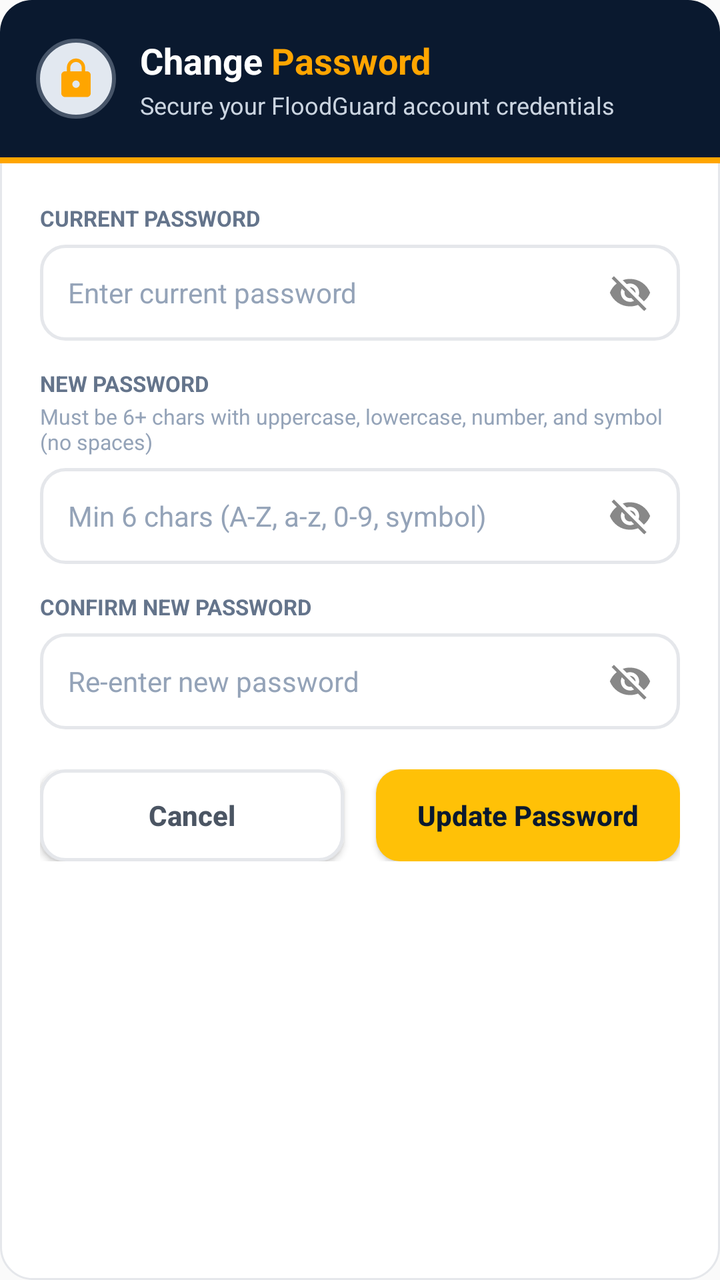
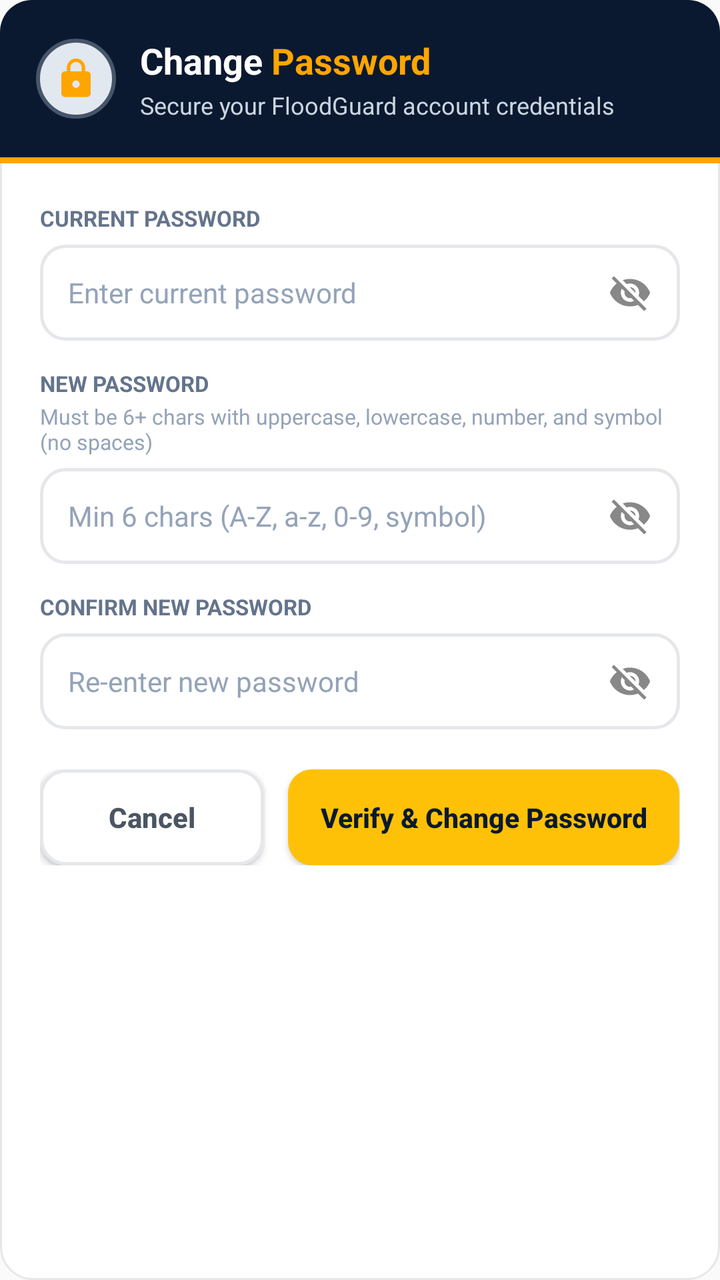

An Android layout rendered at two revisions. The XML below is the earlier revision; the diff shows what the commit changed to produce the second picture.
<!-- AndroidManifest.xml: application theme Theme.FloodGuard -->
<!-- res/layout/dialog_change_password.xml -->
<?xml version="1.0" encoding="utf-8"?>
<LinearLayout xmlns:android="http://schemas.android.com/apk/res/android"
    android:layout_width="match_parent"
    android:layout_height="wrap_content"
    android:background="@drawable/dropdown_menu_bg"
    android:orientation="vertical">

    
    <LinearLayout
        android:layout_width="match_parent"
        android:layout_height="wrap_content"
        android:background="@drawable/dialog_header_bg"
        android:gravity="center_vertical"
        android:orientation="horizontal"
        android:padding="18dp">

        <ImageView
            android:layout_width="40dp"
            android:layout_height="40dp"
            android:background="@drawable/circle_avatar_bg"
            android:padding="9dp"
            android:src="@drawable/ic_lock"
            android:contentDescription="Change Password" />

        <LinearLayout
            android:layout_width="0dp"
            android:layout_height="wrap_content"
            android:layout_marginStart="12dp"
            android:layout_weight="1"
            android:orientation="vertical">

            <LinearLayout
                android:layout_width="wrap_content"
                android:layout_height="wrap_content"
                android:orientation="horizontal">

                <TextView
                    android:layout_width="wrap_content"
                    android:layout_height="wrap_content"
                    android:text="Change "
                    android:textColor="@android:color/white"
                    android:textSize="18sp"
                    android:textStyle="bold" />

                <TextView
                    android:layout_width="wrap_content"
                    android:layout_height="wrap_content"
                    android:text="Password"
                    android:textColor="#FFA500"
                    android:textSize="18sp"
                    android:textStyle="bold" />
            </LinearLayout>

            <TextView
                android:layout_width="wrap_content"
                android:layout_height="wrap_content"
                android:layout_marginTop="2dp"
                android:text="Secure your FloodGuard account credentials"
                android:textColor="#CBD5E1"
                android:textSize="12sp" />
        </LinearLayout>
    </LinearLayout>

    
    <View
        android:layout_width="match_parent"
        android:layout_height="3dp"
        android:background="#FFA500" />

    
    <LinearLayout
        android:layout_width="match_parent"
        android:layout_height="wrap_content"
        android:orientation="vertical"
        android:padding="20dp">

        <TextView
            android:layout_width="wrap_content"
            android:layout_height="wrap_content"
            android:layout_marginBottom="6dp"
            android:text="CURRENT PASSWORD"
            android:textColor="#64748B"
            android:textSize="11sp"
            android:textStyle="bold" />

        <RelativeLayout
            android:layout_width="match_parent"
            android:layout_height="wrap_content"
            android:layout_marginBottom="14dp">

            <EditText
                android:id="@+id/dialogCurrentPassInput"
                android:layout_width="match_parent"
                android:layout_height="48dp"
                android:background="@drawable/search_bg"
                android:hint="Enter current password"
                android:inputType="textPassword"
                android:paddingStart="14dp"
                android:paddingEnd="46dp"
                android:textColor="@color/text_primary"
                android:textColorHint="#94A3B8"
                android:textSize="14sp" />

            <ImageView
                android:id="@+id/toggleCurrentPassVisibility"
                android:layout_width="26dp"
                android:layout_height="26dp"
                android:layout_alignParentEnd="true"
                android:layout_centerVertical="true"
                android:layout_marginEnd="12dp"
                android:clickable="true"
                android:contentDescription="Toggle Current Password Visibility"
                android:focusable="true"
                android:padding="2dp"
                android:src="@drawable/ic_visibility_off" />
        </RelativeLayout>

        <TextView
            android:layout_width="wrap_content"
            android:layout_height="wrap_content"
            android:layout_marginBottom="2dp"
            android:text="NEW PASSWORD"
            android:textColor="#64748B"
            android:textSize="11sp"
            android:textStyle="bold" />

        <TextView
            android:layout_width="wrap_content"
            android:layout_height="wrap_content"
            android:layout_marginBottom="6dp"
            android:text="Must be 6+ chars with uppercase, lowercase, number, and symbol (no spaces)"
            android:textColor="#94A3B8"
            android:textSize="10.5sp" />

        <RelativeLayout
            android:layout_width="match_parent"
            android:layout_height="wrap_content"
            android:layout_marginBottom="14dp">

            <EditText
                android:id="@+id/dialogNewPassInput"
                android:layout_width="match_parent"
                android:layout_height="48dp"
                android:background="@drawable/search_bg"
                android:hint="Min 6 chars (A-Z, a-z, 0-9, symbol)"
                android:inputType="textPassword"
                android:paddingStart="14dp"
                android:paddingEnd="46dp"
                android:textColor="@color/text_primary"
                android:textColorHint="#94A3B8"
                android:textSize="14sp" />

            <ImageView
                android:id="@+id/toggleNewPassVisibility"
                android:layout_width="26dp"
                android:layout_height="26dp"
                android:layout_alignParentEnd="true"
                android:layout_centerVertical="true"
                android:layout_marginEnd="12dp"
                android:clickable="true"
                android:contentDescription="Toggle New Password Visibility"
                android:focusable="true"
                android:padding="2dp"
                android:src="@drawable/ic_visibility_off" />
        </RelativeLayout>

        <TextView
            android:layout_width="wrap_content"
            android:layout_height="wrap_content"
            android:layout_marginBottom="6dp"
            android:text="CONFIRM NEW PASSWORD"
            android:textColor="#64748B"
            android:textSize="11sp"
            android:textStyle="bold" />

        <RelativeLayout
            android:layout_width="match_parent"
            android:layout_height="wrap_content"
            android:layout_marginBottom="20dp">

            <EditText
                android:id="@+id/dialogConfirmPassInput"
                android:layout_width="match_parent"
                android:layout_height="48dp"
                android:background="@drawable/search_bg"
                android:hint="Re-enter new password"
                android:inputType="textPassword"
                android:paddingStart="14dp"
                android:paddingEnd="46dp"
                android:textColor="@color/text_primary"
                android:textColorHint="#94A3B8"
                android:textSize="14sp" />

            <ImageView
                android:id="@+id/toggleConfirmPassVisibility"
                android:layout_width="26dp"
                android:layout_height="26dp"
                android:layout_alignParentEnd="true"
                android:layout_centerVertical="true"
                android:layout_marginEnd="12dp"
                android:clickable="true"
                android:contentDescription="Toggle Confirm Password Visibility"
                android:focusable="true"
                android:padding="2dp"
                android:src="@drawable/ic_visibility_off" />
        </RelativeLayout>

        
        <LinearLayout
            android:layout_width="match_parent"
            android:layout_height="wrap_content"
            android:orientation="horizontal">

            <Button
                android:id="@+id/btnPasswordCancel"
                android:layout_width="0dp"
                android:layout_height="46dp"
                android:layout_marginEnd="8dp"
                android:layout_weight="1"
                android:background="@drawable/btn_severity_default"
                android:text="Cancel"
                android:textAllCaps="false"
                android:textColor="#4B5563"
                android:textSize="14sp"
                android:textStyle="bold" />

            <Button
                android:id="@+id/btnPasswordSave"
                android:layout_width="0dp"
                android:layout_height="46dp"
                android:layout_marginStart="8dp"
                android:layout_weight="1"
                android:background="@drawable/btn_yellow"
                android:text="Update Password"
                android:textAllCaps="false"
                android:textColor="#0A192F"
                android:textSize="14sp"
                android:textStyle="bold" />
        </LinearLayout>

    </LinearLayout>

</LinearLayout>
<!-- resources referenced by this layout -->
<resources>
  <color name="text_primary">#111827</color>
  <!-- drawable btn_severity_default (drawable) -->
  <?xml version="1.0" encoding="utf-8"?>
  <shape xmlns:android="http://schemas.android.com/apk/res/android"
      android:shape="rectangle">
      <solid android:color="@color/card_bg" />
      <corners android:radius="12dp" />
      <stroke
          android:width="1.5dp"
          android:color="@color/card_stroke" />
  </shape>
  <!-- drawable btn_yellow (drawable) -->
  <?xml version="1.0" encoding="utf-8"?>
  <shape xmlns:android="http://schemas.android.com/apk/res/android"
      android:shape="rectangle">
      <solid android:color="#FFC107" />
      <corners android:radius="12dp" />
  </shape>
  <!-- drawable circle_avatar_bg (drawable) -->
  <?xml version="1.0" encoding="utf-8"?>
  <shape xmlns:android="http://schemas.android.com/apk/res/android"
      android:shape="oval">
      <solid android:color="#E2E8F0" />
      <stroke
          android:width="2dp"
          android:color="#475569" />
  </shape>
  <!-- drawable dialog_header_bg (drawable) -->
  <?xml version="1.0" encoding="utf-8"?>
  <shape xmlns:android="http://schemas.android.com/apk/res/android"
      android:shape="rectangle">
      <solid android:color="#0A192F" />
      <corners
          android:topLeftRadius="16dp"
          android:topRightRadius="16dp"
          android:bottomLeftRadius="0dp"
          android:bottomRightRadius="0dp" />
  </shape>
  <!-- drawable dropdown_menu_bg (drawable) -->
  <?xml version="1.0" encoding="utf-8"?>
  <shape xmlns:android="http://schemas.android.com/apk/res/android"
      android:shape="rectangle">
      <solid android:color="#FFFFFF" />
      <corners android:radius="16dp" />
      <stroke
          android:width="1dp"
          android:color="#E5E7EB" />
  </shape>
  <!-- drawable ic_lock (drawable) -->
  <?xml version="1.0" encoding="utf-8"?>
  <vector xmlns:android="http://schemas.android.com/apk/res/android"
      android:width="24dp"
      android:height="24dp"
      android:viewportWidth="24"
      android:viewportHeight="24">
      <path
          android:fillColor="#FFA500"
          android:pathData="M18,8h-1V6c0,-2.76 -2.24,-5 -5,-5S7,3.24 7,6v2H6c-1.1,0 -2,0.9 -2,2v10c0,1.1 0.9,2 2,2h12c1.1,0 2,-0.9 2,-2V10c0,-1.1 -0.9,-2 -2,-2zM12,17c-1.1,0 -2,-0.9 -2,-2s0.9,-2 2,-2 2,0.9 2,2 -0.9,2 -2,2zM15.1,8H8.9V6c0,-1.71 1.39,-3.1 3.1,-3.1 1.71,0 3.1,1.39 3.1,3.1v2z" />
  </vector>
  <!-- drawable search_bg (drawable) -->
  <?xml version="1.0" encoding="utf-8"?>
  <shape xmlns:android="http://schemas.android.com/apk/res/android"
      android:shape="rectangle">
      <solid android:color="@color/card_bg" />
      <corners android:radius="12dp" />
      <stroke
          android:width="1.5dp"
          android:color="@color/card_stroke" />
  </shape>
  <style name="Theme.FloodGuard" parent="Theme.AppCompat.DayNight.NoActionBar">
          <item name="windowActionBar">false</item>
          <item name="windowNoTitle">true</item>
      </style>
  <color name="card_bg">#FFFFFF</color>
  <color name="card_stroke">#E5E7EB</color>
  <!-- unchanged entries left out for length: 1 -->
</resources>

<!-- the commit's change to res/layout/dialog_change_password.xml (unified diff, before → after) -->
@@ -209,33 +209,45 @@
         <LinearLayout
             android:layout_width="match_parent"
             android:layout_height="wrap_content"
+            android:gravity="center_vertical"
             android:orientation="horizontal">
 
             <Button
                 android:id="@+id/btnPasswordCancel"
                 android:layout_width="0dp"
-                android:layout_height="46dp"
-                android:layout_marginEnd="8dp"
-                android:layout_weight="1"
+                android:layout_height="wrap_content"
+                android:minHeight="48dp"
+                android:layout_marginEnd="6dp"
+                android:layout_weight="0.8"
                 android:background="@drawable/btn_severity_default"
                 android:text="Cancel"
                 android:textAllCaps="false"
                 android:textColor="#4B5563"
                 android:textSize="14sp"
-                android:textStyle="bold" />
+                android:textStyle="bold"
+                android:paddingStart="12dp"
+                android:paddingEnd="12dp"
+                android:paddingTop="8dp"
+                android:paddingBottom="8dp" />
 
             <Button
                 android:id="@+id/btnPasswordSave"
                 android:layout_width="0dp"
-                android:layout_height="46dp"
-                android:layout_marginStart="8dp"
-                android:layout_weight="1"
+                android:layout_height="wrap_content"
+                android:minHeight="48dp"
+                android:layout_marginStart="6dp"
+                android:layout_weight="1.4"
                 android:background="@drawable/btn_yellow"
-                android:text="Update Password"
+                android:text="Verify &amp; Change Password"
                 android:textAllCaps="false"
                 android:textColor="#0A192F"
-                android:textSize="14sp"
-                android:textStyle="bold" />
+                android:textSize="13.5sp"
+                android:textStyle="bold"
+                android:gravity="center"
+                android:paddingStart="10dp"
+                android:paddingEnd="10dp"
+                android:paddingTop="8dp"
+                android:paddingBottom="8dp" />
         </LinearLayout>
 
     </LinearLayout>
<!-- resource entries referenced after the edit -->
@@ -72,6 +72,9 @@
   <style name="Theme.FloodGuard" parent="Theme.AppCompat.DayNight.NoActionBar">
           <item name="windowActionBar">false</item>
           <item name="windowNoTitle">true</item>
+          <item name="android:statusBarColor">#0A192F</item>
+          <item name="android:windowLightStatusBar">false</item>
+          <item name="android:navigationBarColor">#0A192F</item>
       </style>
   <color name="card_bg">#FFFFFF</color>
   <color name="card_stroke">#E5E7EB</color>
